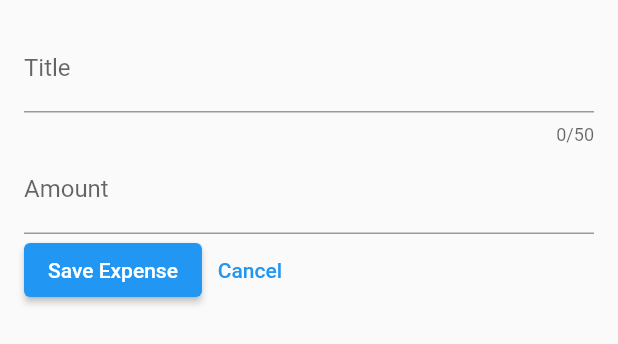
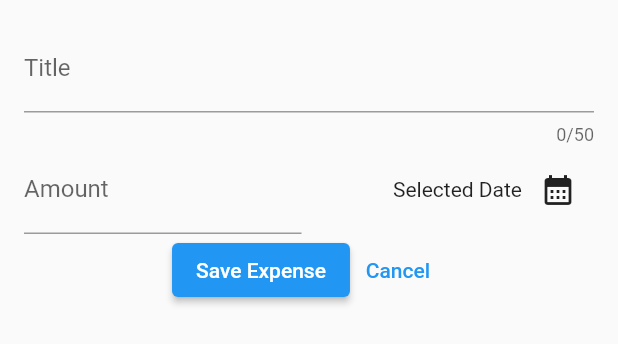
Before and after one commit to sharmakeshav10/Flutter_mini-proejcts, a Flutter app: the NewExpense widget shown alone on an empty page, opened directly, on a phone screen of 412 x 824 dp. Shown: the top 344 px of the screen. Run offline on Flutter 3.47's test engine with Material 2 defaults, Android fonts, the phone set to English and light mode, and no system bars; our stand-ins replace battery, device_info, google_fonts.

Commit message:
added a datepicker for adding new expense using inbuilt showDatePicker

```diff
--- a/expense_tracker/lib/widgets/new_expense.dart
+++ b/expense_tracker/lib/widgets/new_expense.dart
@@ -13,6 +13,16 @@ class _NewExpenseState extends State<NewExpense> {
   //to get the user input value from onChange
   final _titleController = TextEditingController();
   final _amountController = TextEditingController();
+
+  void presentDatePicker() {
+    final now = DateTime.now();
+    final firstDate = DateTime(now.year - 1, now.month, now.day);
+    showDatePicker(
+        context: context,
+        initialDate: now,
+        firstDate: firstDate,
+        lastDate: now);
+  }
 
   @override
   void dispose() {
@@ -34,7 +44,10 @@ class _NewExpenseState extends State<NewExpense> {
               ),
               maxLength: 50,
             ),
-            TextField(
+            Row(
+              children: [
+                Expanded(
+                  child: TextField(
                     controller: _amountController,
                     keyboardType: TextInputType.number,
                     decoration: const InputDecoration(
@@ -42,7 +55,26 @@ class _NewExpenseState extends State<NewExpense> {
                       label: Text('Amount'),
                     ),
                   ),
+                ),
+                const SizedBox(
+                  width: 10,
+                ),
+                Expanded(
+                  child: Row(
+                    mainAxisAlignment: MainAxisAlignment.end,
+                    children: [
+                      const Text('Selected Date'),
+                      IconButton(
+                        onPressed: presentDatePicker,
+                        icon: const Icon(Icons.calendar_month),
+                      ),
+                    ],
+                  ),
+                )
+              ],
+            ),
             Row(
+              mainAxisAlignment: MainAxisAlignment.center,
               children: [
                 ElevatedButton(
                   onPressed: () {
```
Lines whose indentation alone changed are shown as unchanged.
